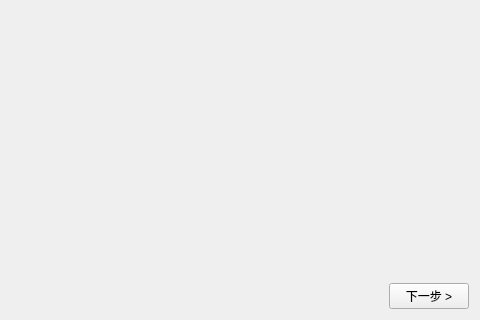
First picture: the form in issue_editor.ui, repository jamesbee/stu-inter-sys, before the edit; both pictures show x 244 to 724 and y 227 to 547 of the 724 by 547 pixel window.
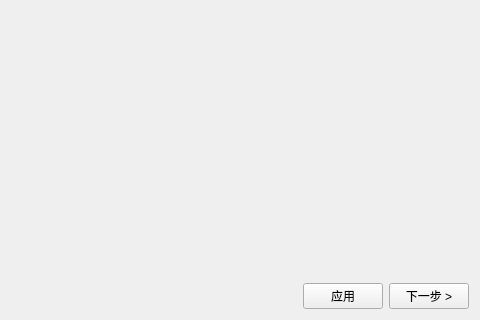
Second picture: the form after the edit.

Diff of the .ui file:
```diff
--- a/issue_editor.ui
+++ b/issue_editor.ui
@@ -163,6 +163,13 @@
        </property>
       </spacer>
      </item>
+     <item>
+      <widget class="QPushButton" name="pushButton_2">
+       <property name="text">
+        <string>应用</string>
+       </property>
+      </widget>
+     </item>
      <item>
       <widget class="QPushButton" name="pushButton">
        <property name="text">
```
